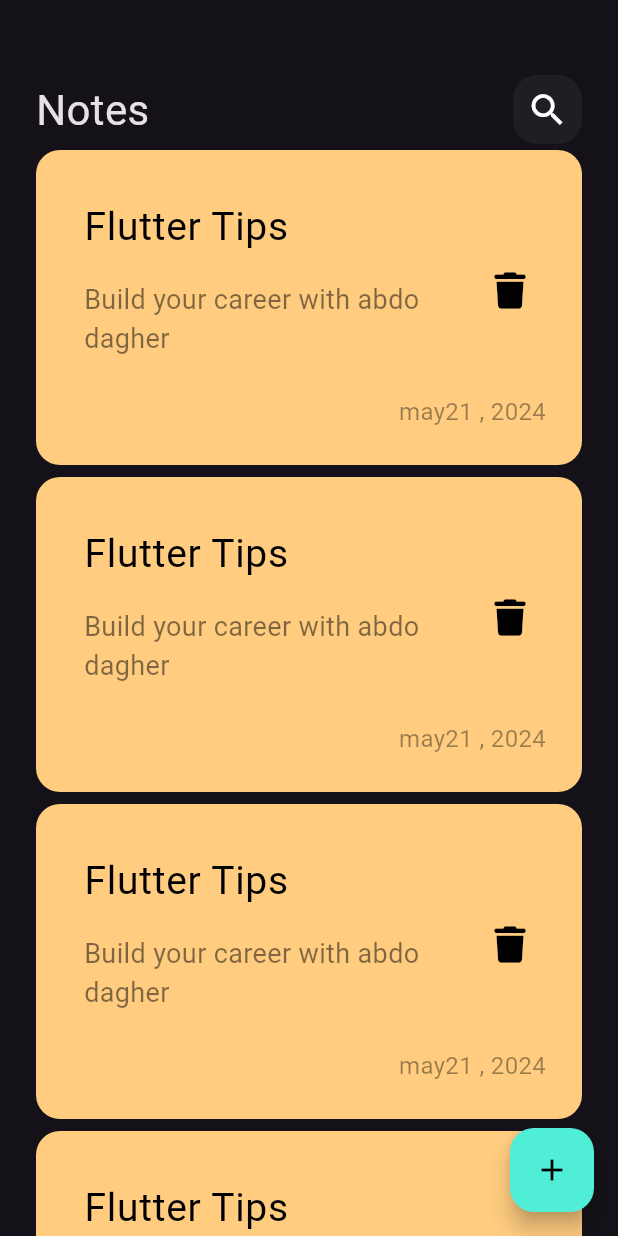
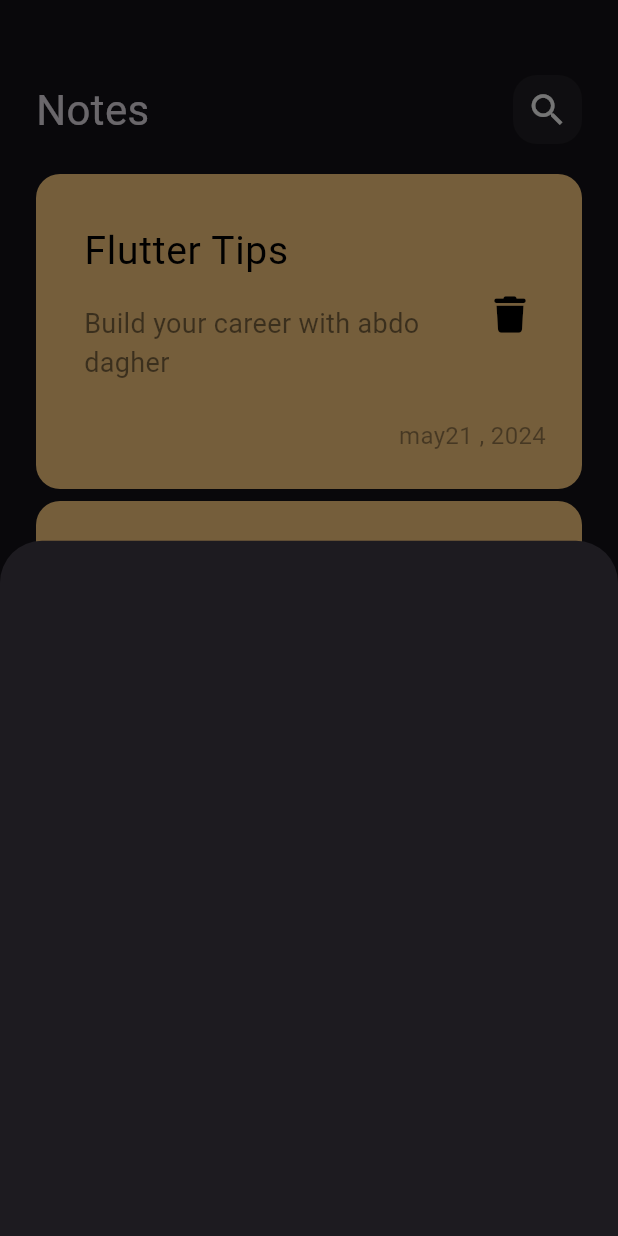
Before and after one commit to dagher2000/notes_app, a Flutter app: the screen it shows after launch, after a tap on the "add" icon, on a phone screen of 412 x 824 dp. Run offline on Flutter 3.47's test engine with Material 3 defaults, Android fonts, the phone set to English and light mode, and no system bars; our stand-ins replace font_awesome_flutter; Roboto replaces fonts that are missing (Poppins).

Commit message:
show model buttom sheet

```diff
--- a/lib/views/notes_view.dart
+++ b/lib/views/notes_view.dart
@@ -1,4 +1,5 @@
 import 'package:flutter/material.dart';
+import 'package:note_app/widget/add_note_buttom_sheet.dart';
 import 'package:note_app/widget/notes_view_body.dart';
 
 class NotesView extends StatelessWidget {
@@ -8,8 +9,14 @@ class NotesView extends StatelessWidget {
   Widget build(BuildContext context) {
     return Scaffold(
       floatingActionButton: FloatingActionButton(
-        backgroundColor: Color(0xff50EED7),
-        onPressed: () {},
+        backgroundColor: const Color(0xff50EED7),
+        onPressed: () {
+          showModalBottomSheet(
+              context: context,
+              builder: (context) {
+                return const AddNoteButtomSheet();
+              });
+        },
         child: const Icon(
           Icons.add,
           color: Colors.black,
--- /dev/null
+++ b/lib/widget/add_note_buttom_sheet.dart
@@ -0,0 +1,10 @@
+import 'package:flutter/material.dart';
+
+class AddNoteButtomSheet extends StatelessWidget {
+  const AddNoteButtomSheet({super.key});
+
+  @override
+  Widget build(BuildContext context) {
+    return Container();
+  }
+}
--- a/lib/widget/notes_list_view.dart
+++ b/lib/widget/notes_list_view.dart
@@ -6,11 +6,16 @@ class NotesListView extends StatelessWidget {
 
   @override
   Widget build(BuildContext context) {
-    return ListView.builder(itemBuilder: (context, index) {
-      return const Padding(
-        padding: EdgeInsets.symmetric(vertical: 4),
-        child: NoteItem(),
-      );
-    });
+    return Padding(
+      padding: const EdgeInsets.symmetric(vertical: 16),
+      child: ListView.builder(
+          padding: EdgeInsets.zero,
+          itemBuilder: (context, index) {
+            return const Padding(
+              padding: EdgeInsets.symmetric(vertical: 4),
+              child: NoteItem(),
+            );
+          }),
+    );
   }
 }
```
